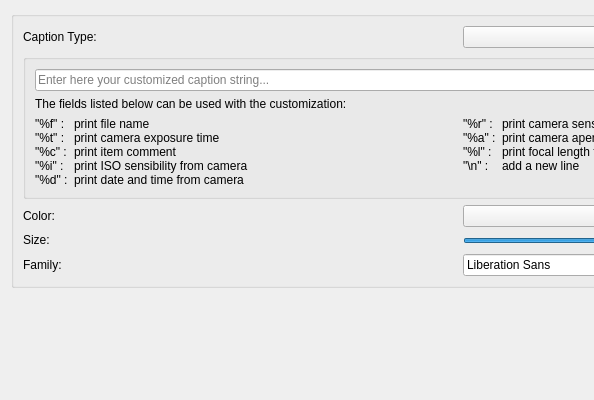
Before: the Qt Designer form core/dplugins/generic/tools/printcreator/ui/advprintcaptionpage.ui in RPhay/MyDigikam, drawn with Qt 5; both pictures show x 0 to 594 and y 0 to 400 of the 920 by 845 pixel window.
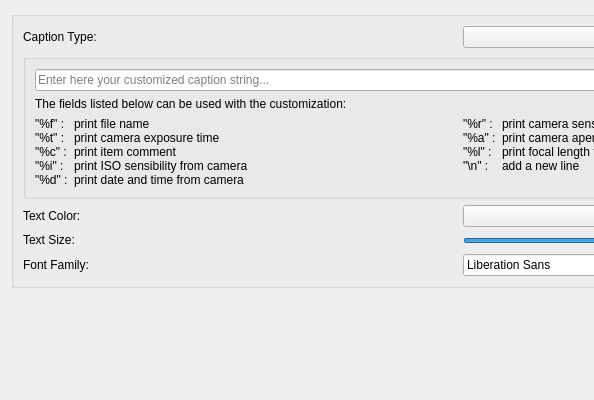
After: the same form once the commit is applied. Custom widgets are drawn as their Qt base class.

```diff
--- a/core/dplugins/generic/tools/printcreator/ui/advprintcaptionpage.ui
+++ b/core/dplugins/generic/tools/printcreator/ui/advprintcaptionpage.ui
@@ -171,7 +171,7 @@
                 <item>
                  <widget class="QLabel" name="label_4">
                   <property name="text">
-                   <string>Color:</string>
+                   <string>Text Color:</string>
                   </property>
                   <property name="buddy">
                    <cstring>m_font_color</cstring>
@@ -194,7 +194,7 @@
                    </sizepolicy>
                   </property>
                   <property name="text">
-                   <string>Size:</string>
+                   <string>Text Size:</string>
                   </property>
                   <property name="wordWrap">
                    <bool>false</bool>
@@ -241,7 +241,7 @@
               <item>
                <widget class="QLabel" name="label_3">
                 <property name="text">
-                 <string>Family:</string>
+                 <string>Font Family:</string>
                 </property>
                 <property name="buddy">
                  <cstring>m_font_name</cstring>
```
